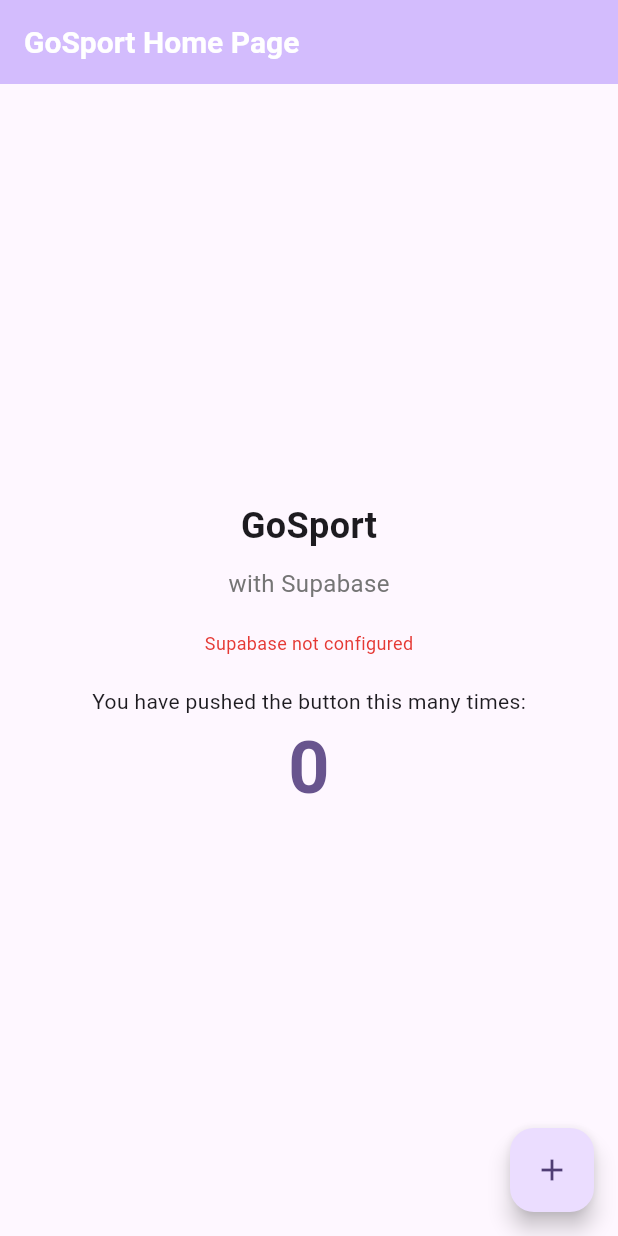
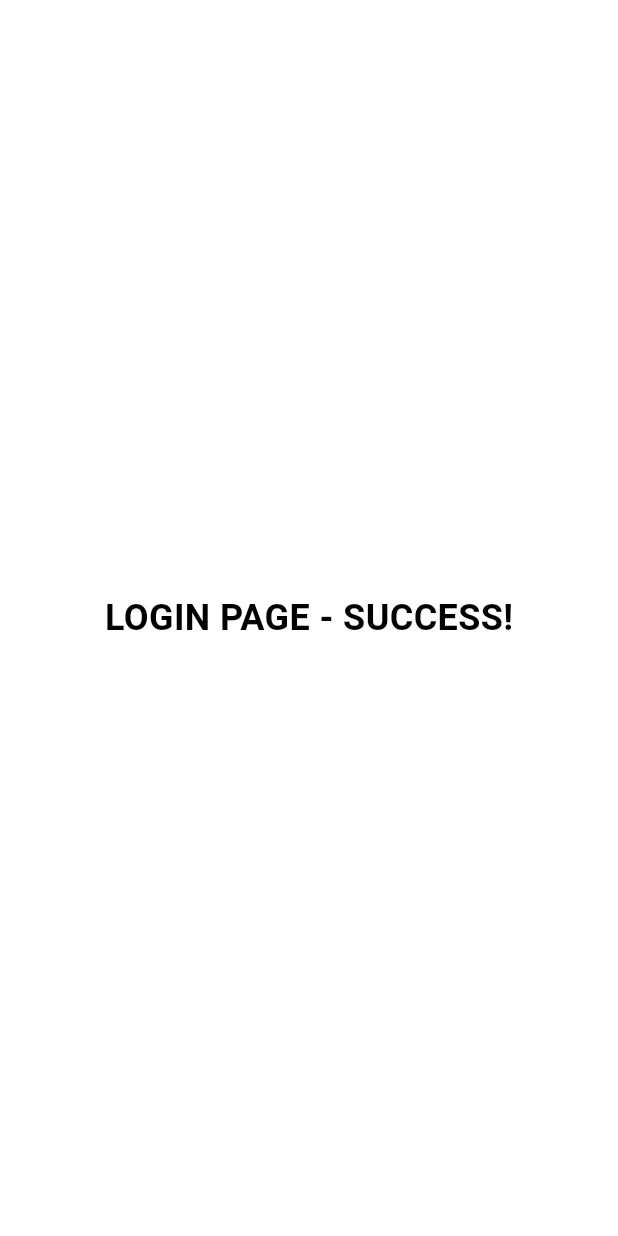
Before and after one commit to yudha556/GoField, a Flutter app: the screen it shows after launch, on a phone screen of 412 x 824 dp. Run offline on Flutter 3.47's test engine with Material 3 defaults, Android fonts, the phone set to English and light mode, and no system bars; our stand-ins replace flutter_dotenv, flutter_svg, go_router.

Commit message:
slicing/login page

```diff
--- a/lib/app/auth/register/page.dart
+++ b/lib/app/auth/register/page.dart
@@ -0,0 +1 @@
+import 'package:flutter/material.dart';
--- a/lib/app/auth/signIn/page.dart
+++ b/lib/app/auth/signIn/page.dart
@@ -0,0 +1,25 @@
+import 'package:flutter/material.dart';
+
+class LoginPage extends StatelessWidget {
+  const LoginPage({super.key});
+
+  @override
+  Widget build(BuildContext context) {
+    print('LoginPage: build called');
+    return Scaffold(
+      backgroundColor: Colors.white,
+      body: Container(
+        child: const Center(
+          child: Text(
+            'LOGIN PAGE - SUCCESS!',
+            style: TextStyle(
+              color: Colors.black,
+              fontSize: 24,
+              fontWeight: FontWeight.bold,
+            ),
+          ),
+        ),
+      ),
+    );
+  }
+}
--- a/lib/core/router/app_router.dart
+++ b/lib/core/router/app_router.dart
@@ -1,21 +1,75 @@
-// import 'package:flutter/material.dart';
-// import 'package:go_router/go_router.dart';
-// import 'package:gosport/core/router/app_routes.dart';
+import 'package:flutter/material.dart';
+import 'package:go_router/go_router.dart';
+import 'package:gosport/app/splash/page.dart';
+import 'package:gosport/core/router/app_routes.dart';
 // import 'package:gosport/app/auth/register/page.dart';
-// import 'package:gosport/app/auth/signIn/page.dart';
+import 'package:gosport/app/auth/signIn/page.dart';
 // import 'package:gosport/app/app/home/page.dart';
 // import 'package:gosport/app/app/profile/page.dart';
 // import 'package:gosport/main.dart';
 
-// class AppRouter {
-//   static final GoRouter router = GoRouter(
-//     initialLocation: AppRoutes.splash,
-//     routes: [
-//       GoRoute(
-//         path: AppRoutes.home,
-//         name: 'home',
-//         builder: (context, State) => const MyHomePage()
-//       ),
-//     ]
-//   )
-// }
+class AppRouter {
+  static final GoRouter router = GoRouter(
+    initialLocation: AppRoutes.splash,
+    debugLogDiagnostics: true,
+    routes: [
+      // splash
+      GoRoute(
+        path: AppRoutes.splash,
+        name: 'SplashPage',
+        builder: (context, state) {
+          print("Router: Building splash page");
+          return const SplashPage();
+        },
+      ),
+
+      // auth
+      GoRoute(
+        path: AppRoutes.login,
+        name: 'Login',
+        builder: (context, state) {
+          print("Router: Building Login page");
+          return const LoginPage();
+        },
+      ),
+      // GoRoute(
+      //   path: AppRoutes.register,
+      //   name: 'Register',
+      //   builder: (context, state) => const RegisterPage();
+      // ),
+
+      // main app
+      // GoRoute(
+      //   path: AppRoutes.home,
+      //   name: 'home',
+      //   builder: (context, state) => const HomePage(),
+      // ),
+      // GoRoute(
+      //   path: AppRoutes.profile,
+      //   name: 'profile',
+      //   builder: (context, state) => const ProfilePage(),
+      // ),
+    ],
+
+    errorBuilder: (context, state) {
+      print('Router Error: ${state.error}');
+      print('Router Error Location: ${state.uri}');
+      return Scaffold(
+        appBar: AppBar(title: const Text('Error')),
+        body: Center(
+          child: Column(
+            mainAxisAlignment: MainAxisAlignment.center,
+            children: [
+              Text('Page not found: ${state.uri}'),
+              Text('Error: ${state.error}'),
+              ElevatedButton(
+                onPressed: () => context.go('/'),
+                child: const Text('Go Home'),
+              ),
+            ],
+          ),
+        ),
+      );
+    },
+  );
+}
--- a/lib/core/router/app_routes.dart
+++ b/lib/core/router/app_routes.dart
@@ -1,10 +1,15 @@
 class AppRoutes {
-  // page
+  // splash
   static const String splash = '/';
+
+  // main page
   static const String home = '/home';
   static const String profile = '/profile';
 
   // auth
-  static const String login = 'signIn';
+  static const String login = '/login';
   static const String register = 'register';
+
+  // on boarding
+  static const String onboarding = '/onboarding';
 }
--- a/lib/main.dart
+++ b/lib/main.dart
@@ -1,163 +1,22 @@
 import 'package:flutter/material.dart';
-import 'package:supabase_flutter/supabase_flutter.dart';
-import 'package:google_fonts/google_fonts.dart';
-import 'package:gosport/core/constants/env.dart';
+import 'package:gosport/core/router/app_router.dart';
 
-Future<void> main() async {
-  WidgetsFlutterBinding.ensureInitialized();
-
-  // Initialize environment variables
-  await Env.init();
-
-  // Print config untuk debug
-  Env.printConfig();
-
-  // Initialize Supabase dengan config dari Env
-  if (Env.isSupabaseConfigured) {
-    await Supabase.initialize(
-      url: Env.supabaseUrl,
-      anonKey: Env.supabaseAnonKey,
-    );
-    print('✅ Supabase initialized successfully');
-  } else {
-    print('❌ Supabase configuration missing');
-  }
-
+void main() {
   runApp(const MyApp());
 }
-
-// Get a reference to Supabase client
-final supabase = Supabase.instance.client;
 
 class MyApp extends StatelessWidget {
   const MyApp({super.key});
 
   @override
   Widget build(BuildContext context) {
-    return MaterialApp(
-      title: Env.appName,                               // ← Dari Env
+    return MaterialApp.router(
+      title: 'GoSport',
+      debugShowCheckedModeBanner: false,
+      routerConfig: AppRouter.router,
       theme: ThemeData(
-        colorScheme: ColorScheme.fromSeed(seedColor: Colors.deepPurple),
-        textTheme: GoogleFonts.robotoTextTheme(
-          Theme.of(context).textTheme,
-        ),
-        appBarTheme: AppBarTheme(
-          titleTextStyle: GoogleFonts.roboto(
-            fontSize: 20,
-            fontWeight: FontWeight.w500,
-            color: Colors.white,
-          ),
-        ),
-      ),
-      home: MyHomePage(title: '${Env.appName} Home Page'),  // ← Dari Env
-    );
-  }
-}
-
-class MyHomePage extends StatefulWidget {
-  const MyHomePage({super.key, required this.title});
-
-  final String title;
-
-  @override
-  State<MyHomePage> createState() => _MyHomePageState();
-}
-
-class _MyHomePageState extends State<MyHomePage> {
-  int _counter = 0;
-
-  void _incrementCounter() {
-    setState(() {
-      _counter++;
-    });
-
-    // Test environment variables dari Env class
-    if (Env.isDebug) {
-      print('Counter: $_counter');
-      print('Supabase URL: ${Env.supabaseUrl}');
-      print('App Name: ${Env.appName}');
-    }
-  }
-
-  @override
-  Widget build(BuildContext context) {
-    return Scaffold(
-      appBar: AppBar(
-        backgroundColor: Theme.of(context).colorScheme.inversePrimary,
-        title: Text(
-          widget.title,
-          style: GoogleFonts.roboto(
-            fontWeight: FontWeight.bold,
-          ),
-        ),
-      ),
-      body: Center(
-        child: Column(
-          mainAxisAlignment: MainAxisAlignment.center,
-          children: <Widget>[
-            Text(
-              Env.appName,                               // ← Dari Env
-              style: GoogleFonts.roboto(
-                fontSize: 24,
-                fontWeight: FontWeight.w600,
-              ),
-            ),
-            const SizedBox(height: 10),
-            Text(
-              'with Supabase',
-              style: GoogleFonts.roboto(
-                fontSize: 16,
-                color: Colors.grey[600],
-              ),
-            ),
-            const SizedBox(height: 20),
-            if (Env.isSupabaseConfigured)               // ← Conditional dari Env
-              Text(
-                'Connected to: ${Env.supabaseUrl.substring(0, 30)}...',
-                style: GoogleFonts.roboto(
-                  fontSize: 12,
-                  color: Colors.green[600],
-                ),
-              )
-            else
-              Text(
-                'Supabase not configured',
-                style: GoogleFonts.roboto(
-                  fontSize: 12,
-                  color: Colors.red[600],
-                ),
-              ),
-            const SizedBox(height: 20),
-            Text(
-              'You have pushed the button this many times:',
-              style: GoogleFonts.roboto(),
-            ),
-            Text(
-              '$_counter',
-              style: GoogleFonts.roboto(
-                fontSize: 48,
-                fontWeight: FontWeight.bold,
-                color: Theme.of(context).primaryColor,
-              ),
-            ),
-            if (Env.isDebug)                            // ← Debug info dari Env
-              Padding(
-                padding: const EdgeInsets.only(top: 20),
-                child: Text(
-                  'Debug Mode: ON',
-                  style: GoogleFonts.roboto(
-                    fontSize: 12,
-                    color: Colors.orange,
-                  ),
-                ),
-              ),
-          ],
-        ),
-      ),
-      floatingActionButton: FloatingActionButton(
-        onPressed: _incrementCounter,
-        tooltip: 'Increment',
-        child: const Icon(Icons.add),
+        primarySwatch: Colors.blue,
+        visualDensity: VisualDensity.adaptivePlatformDensity,
       ),
     );
   }
--- a/pubspec.yaml
+++ b/pubspec.yaml
@@ -38,6 +38,8 @@
   supabase_flutter: ^2.9.0
   google_fonts: ^6.2.1
   go_router: ^15.1.2
+  flutter_svg: ^2.1.0
+
 
 dev_dependencies:
   flutter_test:
```
Also changed, not shown: lib/app/splash/page.dart (added, +114 -0 lines), assets/icons/goSportLogo.svg (added), pubspec.lock.
